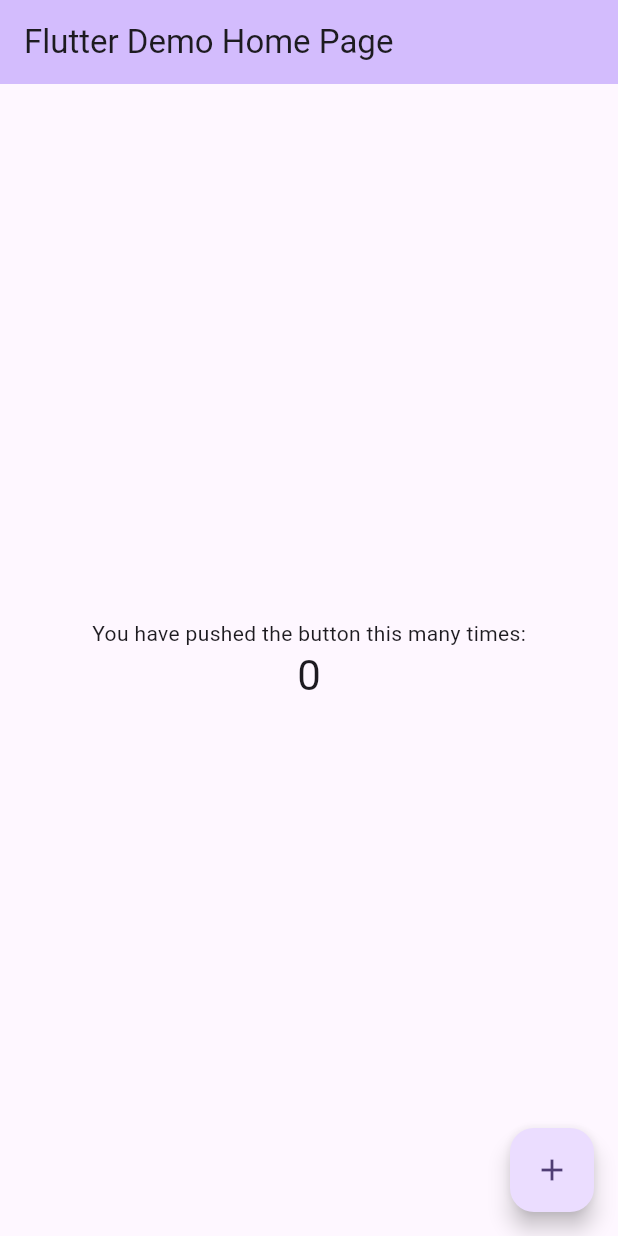
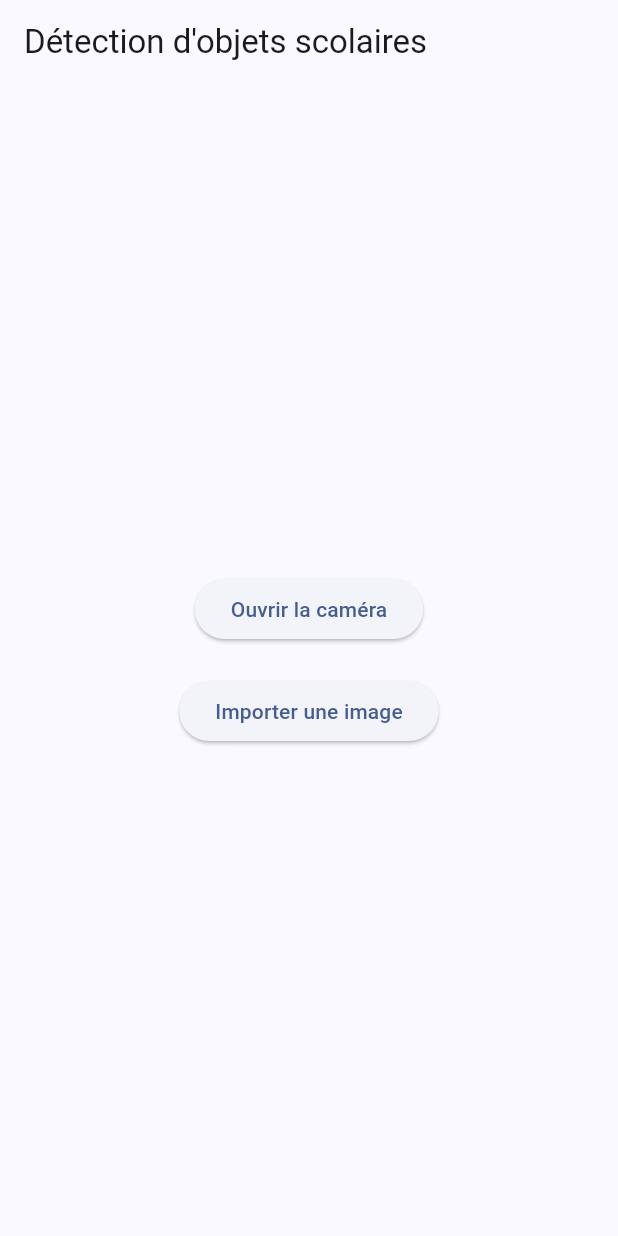
Before and after one commit to EskYzK/SAE5.01DevAvance, a Flutter app: the screen it shows after launch, on a phone screen of 412 x 824 dp. Run offline on Flutter 3.47's test engine with Material 3 defaults, Android fonts, the light colour scheme and no system bars.

Commit message:
:sparkles: Ajout de la structure de base et de l'écran d'accueil

```diff
--- a/school_object_detector/lib/main.dart
+++ b/school_object_detector/lib/main.dart
@@ -1,122 +1,23 @@
 import 'package:flutter/material.dart';
+import 'screens/home_screen.dart';
 
 void main() {
-  runApp(const MyApp());
+  runApp(const ObjectDetectorApp());
 }
 
-class MyApp extends StatelessWidget {
-  const MyApp({super.key});
+class ObjectDetectorApp extends StatelessWidget {
+  const ObjectDetectorApp({super.key});
 
-  // This widget is the root of your application.
   @override
   Widget build(BuildContext context) {
     return MaterialApp(
-      title: 'Flutter Demo',
+      debugShowCheckedModeBanner: false,
+      title: 'Reconnaissance d\'objets scolaires',
       theme: ThemeData(
-        // This is the theme of your application.
-        //
-        // TRY THIS: Try running your application with "flutter run". You'll see
-        // the application has a purple toolbar. Then, without quitting the app,
-        // try changing the seedColor in the colorScheme below to Colors.green
-        // and then invoke "hot reload" (save your changes or press the "hot
-        // reload" button in a Flutter-supported IDE, or press "r" if you used
-        // the command line to start the app).
-        //
-        // Notice that the counter didn't reset back to zero; the application
-        // state is not lost during the reload. To reset the state, use hot
-        // restart instead.
-        //
-        // This works for code too, not just values: Most code changes can be
-        // tested with just a hot reload.
-        colorScheme: ColorScheme.fromSeed(seedColor: Colors.deepPurple),
+        colorScheme: ColorScheme.fromSeed(seedColor: Colors.blueAccent),
+        useMaterial3: true,
       ),
-      home: const MyHomePage(title: 'Flutter Demo Home Page'),
+      home: const HomeScreen(),
     );
   }
 }
-
-class MyHomePage extends StatefulWidget {
-  const MyHomePage({super.key, required this.title});
-
-  // This widget is the home page of your application. It is stateful, meaning
-  // that it has a State object (defined below) that contains fields that affect
-  // how it looks.
-
-  // This class is the configuration for the state. It holds the values (in this
-  // case the title) provided by the parent (in this case the App widget) and
-  // used by the build method of the State. Fields in a Widget subclass are
-  // always marked "final".
-
-  final String title;
-
-  @override
-  State<MyHomePage> createState() => _MyHomePageState();
-}
-
-class _MyHomePageState extends State<MyHomePage> {
-  int _counter = 0;
-
-  void _incrementCounter() {
-    setState(() {
-      // This call to setState tells the Flutter framework that something has
-      // changed in this State, which causes it to rerun the build method below
-      // so that the display can reflect the updated values. If we changed
-      // _counter without calling setState(), then the build method would not be
-      // called again, and so nothing would appear to happen.
-      _counter++;
-    });
-  }
-
-  @override
-  Widget build(BuildContext context) {
-    // This method is rerun every time setState is called, for instance as done
-    // by the _incrementCounter method above.
-    //
-    // The Flutter framework has been optimized to make rerunning build methods
-    // fast, so that you can just rebuild anything that needs updating rather
-    // than having to individually change instances of widgets.
-    return Scaffold(
-      appBar: AppBar(
-        // TRY THIS: Try changing the color here to a specific color (to
-        // Colors.amber, perhaps?) and trigger a hot reload to see the AppBar
-        // change color while the other colors stay the same.
-        backgroundColor: Theme.of(context).colorScheme.inversePrimary,
-        // Here we take the value from the MyHomePage object that was created by
-        // the App.build method, and use it to set our appbar title.
-        title: Text(widget.title),
-      ),
-      body: Center(
-        // Center is a layout widget. It takes a single child and positions it
-        // in the middle of the parent.
-        child: Column(
-          // Column is also a layout widget. It takes a list of children and
-          // arranges them vertically. By default, it sizes itself to fit its
-          // children horizontally, and tries to be as tall as its parent.
-          //
-          // Column has various properties to control how it sizes itself and
-          // how it positions its children. Here we use mainAxisAlignment to
-          // center the children vertically; the main axis here is the vertical
-          // axis because Columns are vertical (the cross axis would be
-          // horizontal).
-          //
-          // TRY THIS: Invoke "debug painting" (choose the "Toggle Debug Paint"
-          // action in the IDE, or press "p" in the console), to see the
-          // wireframe for each widget.
-          mainAxisAlignment: MainAxisAlignment.center,
-          children: <Widget>[
-            const Text('You have pushed the button this many times:'),
-            Text(
-              '$_counter',
-              style: Theme.of(context).textTheme.headlineMedium,
-            ),
-          ],
-        ),
-      ),
-      floatingActionButton: FloatingActionButton(
-        onPressed: _incrementCounter,
-        tooltip: 'Increment',
-        child: const Icon(Icons.add),
-      ), // This trailing comma makes auto-formatting nicer for build methods.
-    );
-  }
-}
--- /dev/null
+++ b/school_object_detector/lib/screens/home_screen.dart
@@ -0,0 +1,34 @@
+import 'package:flutter/material.dart';
+
+class HomeScreen extends StatelessWidget {
+  const HomeScreen({super.key});
+
+  @override
+  Widget build(BuildContext context) {
+    return Scaffold(
+      appBar: AppBar(
+        title: const Text('Détection d\'objets scolaires'),
+      ),
+      body: Center(
+        child: Column(
+          mainAxisAlignment: MainAxisAlignment.center,
+          children: [
+            ElevatedButton(
+              onPressed: () {
+                // TODO: naviguer vers la caméra
+              },
+              child: const Text('Ouvrir la caméra'),
+            ),
+            const SizedBox(height: 20),
+            ElevatedButton(
+              onPressed: () {
+                // TODO: naviguer vers la galerie
+              },
+              child: const Text('Importer une image'),
+            ),
+          ],
+        ),
+      ),
+    );
+  }
+}
```
Also changed, not shown: school_object_detector/lib/screens/camera_screen.dart (added), school_object_detector/lib/screens/gallery_screen.dart (added), school_object_detector/lib/screens/history_screen.dart (added), school_object_detector/lib/widgets/detection_overlay.dart (added), school_object_detector/lib/widgets/result_card.dart (added), 1 other file.
